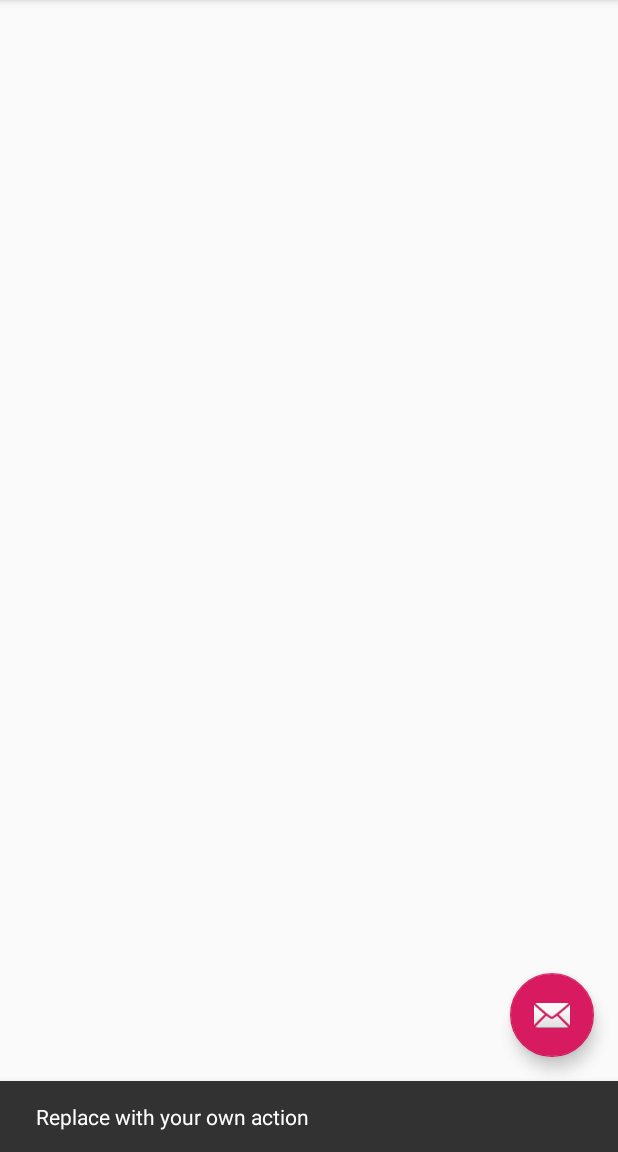
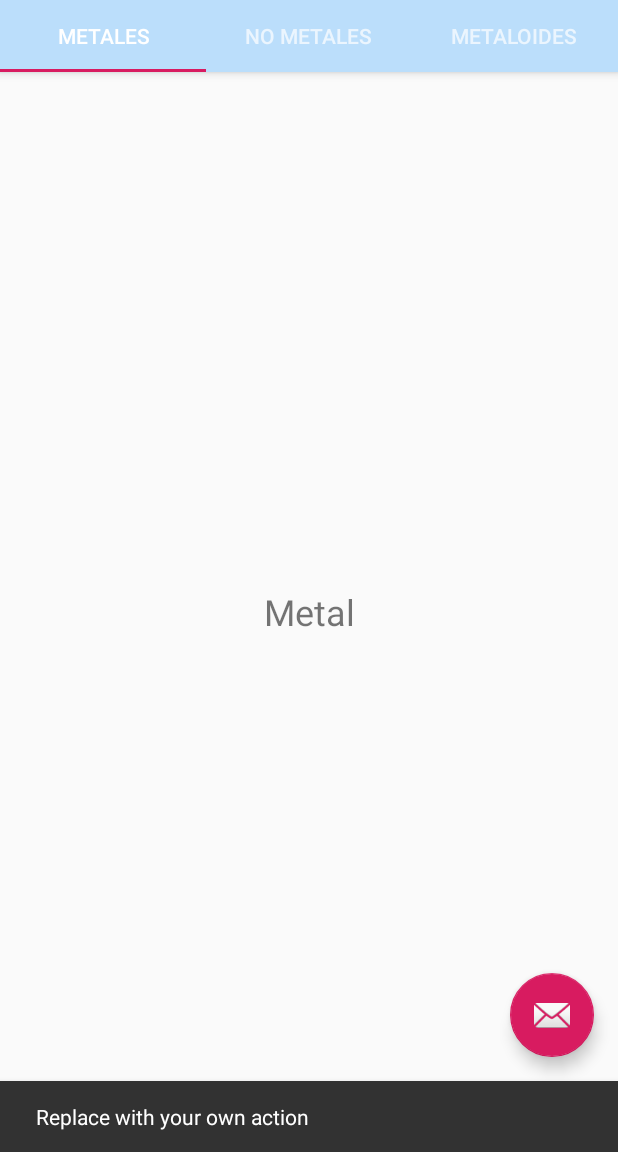
Before and after one commit to HeydiPinto/TablaPeriodicaBorrador, an Android app: the screen it shows after launch (menulateral), after a tap on an icon or button, on a phone screen of 412 x 824 dp, the part 84-1236 px from its top. Run offline under Robolectric (Android 15) with nearby library versions, the phone set to English and light mode, and no system bars.

Commit message:
Implementación de los tabs

```diff
--- /dev/null
+++ b/app/src/main/java/com/example/tablaperiodicaborrador/EMetal.java
@@ -0,0 +1,29 @@
+package com.example.tablaperiodicaborrador;
+
+
+import android.os.Bundle;
+import android.support.v4.app.Fragment;
+import android.view.LayoutInflater;
+import android.view.View;
+import android.view.ViewGroup;
+
+
+/**
+ * A simple {@link Fragment} subclass.
+ */
+public class EMetal extends Fragment {
+
+
+    public EMetal() {
+        // Required empty public constructor
+    }
+
+
+    @Override
+    public View onCreateView(LayoutInflater inflater, ViewGroup container,
+                             Bundle savedInstanceState) {
+        // Inflate the layout for this fragment
+        return inflater.inflate(R.layout.fragment_emetal, container, false);
+    }
+
+}
--- /dev/null
+++ b/app/src/main/java/com/example/tablaperiodicaborrador/ENometal.java
@@ -0,0 +1,29 @@
+package com.example.tablaperiodicaborrador;
+
+
+import android.os.Bundle;
+import android.support.v4.app.Fragment;
+import android.view.LayoutInflater;
+import android.view.View;
+import android.view.ViewGroup;
+
+
+/**
+ * A simple {@link Fragment} subclass.
+ */
+public class ENometal extends Fragment {
+
+
+    public ENometal() {
+        // Required empty public constructor
+    }
+
+
+    @Override
+    public View onCreateView(LayoutInflater inflater, ViewGroup container,
+                             Bundle savedInstanceState) {
+        // Inflate the layout for this fragment
+        return inflater.inflate(R.layout.fragment_enometal, container, false);
+    }
+
+}
--- a/app/src/main/java/com/example/tablaperiodicaborrador/menulateral.java
+++ b/app/src/main/java/com/example/tablaperiodicaborrador/menulateral.java
@@ -3,6 +3,8 @@ package com.example.tablaperiodicaborrador;
 import android.os.Bundle;
 import android.support.design.widget.FloatingActionButton;
 import android.support.design.widget.Snackbar;
+import android.support.design.widget.TabLayout;
+import android.support.v4.view.ViewPager;
 import android.view.View;
 import android.support.v4.view.GravityCompat;
 import android.support.v7.app.ActionBarDrawerToggle;
@@ -23,6 +25,15 @@ public class menulateral extends AppCompatActivity
         setContentView(R.layout.activity_menulateral);
         Toolbar toolbar = findViewById(R.id.toolbar);
         setSupportActionBar(toolbar);
+
+        TabLayout tabLayout=(TabLayout) findViewById(R.id.tabs);
+        ViewPager Pager=(ViewPager)findViewById(R.id.viewpager);
+
+        tabPagerAdapter tabPagerAdapter= new tabPagerAdapter(getSupportFragmentManager());
+        Pager.setAdapter(tabPagerAdapter);
+        tabLayout.setupWithViewPager(Pager);
+
+
         FloatingActionButton fab = findViewById(R.id.fab);
         fab.setOnClickListener(new View.OnClickListener() {
             @Override
--- /dev/null
+++ b/app/src/main/java/com/example/tablaperiodicaborrador/tabPagerAdapter.java
@@ -0,0 +1,47 @@
+package com.example.tablaperiodicaborrador;
+
+import android.support.annotation.Nullable;
+import android.support.v4.app.Fragment;
+import android.support.v4.app.FragmentManager;
+import android.support.v4.app.FragmentStatePagerAdapter;
+
+public class tabPagerAdapter extends FragmentStatePagerAdapter {
+
+
+    String[] tabarray= new String[]{"Metales","No metales","Metaloides"};
+    Integer tabNumber=3;
+
+    public tabPagerAdapter(FragmentManager fm) {
+        super(fm);
+    }
+
+    @Nullable
+    @Override
+    public CharSequence getPageTitle(int position) {
+        return tabarray[position];
+    }
+
+    @Override
+    public Fragment getItem(int i) {
+
+        switch (i){
+            case 0:
+                EMetal metal= new EMetal();
+                return metal;
+            case 1:
+                ENometal Nometal= new ENometal();
+                return Nometal;
+            case 2:
+                EMetaloide Metaloide= new EMetaloide();
+                return Metaloide;
+
+        }
+
+        return null;
+    }
+
+    @Override
+    public int getCount() {
+        return tabNumber;
+    }
+}
--- a/app/src/main/res/layout/app_bar_menulateral.xml
+++ b/app/src/main/res/layout/app_bar_menulateral.xml
@@ -25,6 +25,26 @@
 
             />
 
+        <android.support.design.widget.TabLayout
+            android:id="@+id/tabs"
+            android:layout_width="match_parent"
+            android:layout_height="match_parent">
+
+            <android.support.design.widget.TabItem
+                android:layout_width="wrap_content"
+                android:layout_height="wrap_content"
+                android:text="Metales" />
+
+            <android.support.design.widget.TabItem
+                android:layout_width="wrap_content"
+                android:layout_height="wrap_content"
+                android:text="No metales" />
+
+            <android.support.design.widget.TabItem
+                android:layout_width="wrap_content"
+                android:layout_height="wrap_content"
+                android:text="Metaloides" />
+        </android.support.design.widget.TabLayout>
 
 
     </android.support.design.widget.AppBarLayout>
--- a/app/src/main/res/layout/content_menulateral.xml
+++ b/app/src/main/res/layout/content_menulateral.xml
@@ -8,4 +8,12 @@
     tools:context=".menulateral"
     tools:showIn="@layout/app_bar_menulateral">
 
+    <android.support.v4.view.ViewPager
+        android:id="@+id/viewpager"
+        android:layout_width="match_parent"
+        android:layout_height="match_parent">
+
+
+    </android.support.v4.view.ViewPager>
+
 </android.support.constraint.ConstraintLayout>
--- /dev/null
+++ b/app/src/main/res/layout/fragment_emetal.xml
@@ -0,0 +1,16 @@
+<?xml version="1.0" encoding="utf-8"?>
+<FrameLayout xmlns:android="http://schemas.android.com/apk/res/android"
+    xmlns:tools="http://schemas.android.com/tools"
+    android:layout_width="match_parent"
+    android:layout_height="match_parent"
+    tools:context=".EMetal">
+
+    <!-- TODO: Update blank fragment layout -->
+    <TextView
+        android:layout_width="match_parent"
+        android:layout_height="match_parent"
+        android:text="Metal"
+        android:gravity="center"
+        android:textSize="24dp"/>
+
+</FrameLayout>
--- a/app/src/main/res/values/strings.xml
+++ b/app/src/main/res/values/strings.xml
@@ -14,4 +14,7 @@
     <string name="menu_tools">Tools</string>
     <string name="menu_share">Share</string>
     <string name="menu_send">Send</string>
+
+    <!-- TODO: Remove or change this placeholder text -->
+    <string name="hello_blank_fragment">Hello blank fragment</string>
 </resources>
```
Also changed, not shown: app/src/main/java/com/example/tablaperiodicaborrador/EMetaloide.java (added, +29 -0 lines), app/src/main/res/layout/fragment_emetaloide.xml (added, +16 -0 lines), app/src/main/res/layout/fragment_enometal.xml (added, +16 -0 lines).
